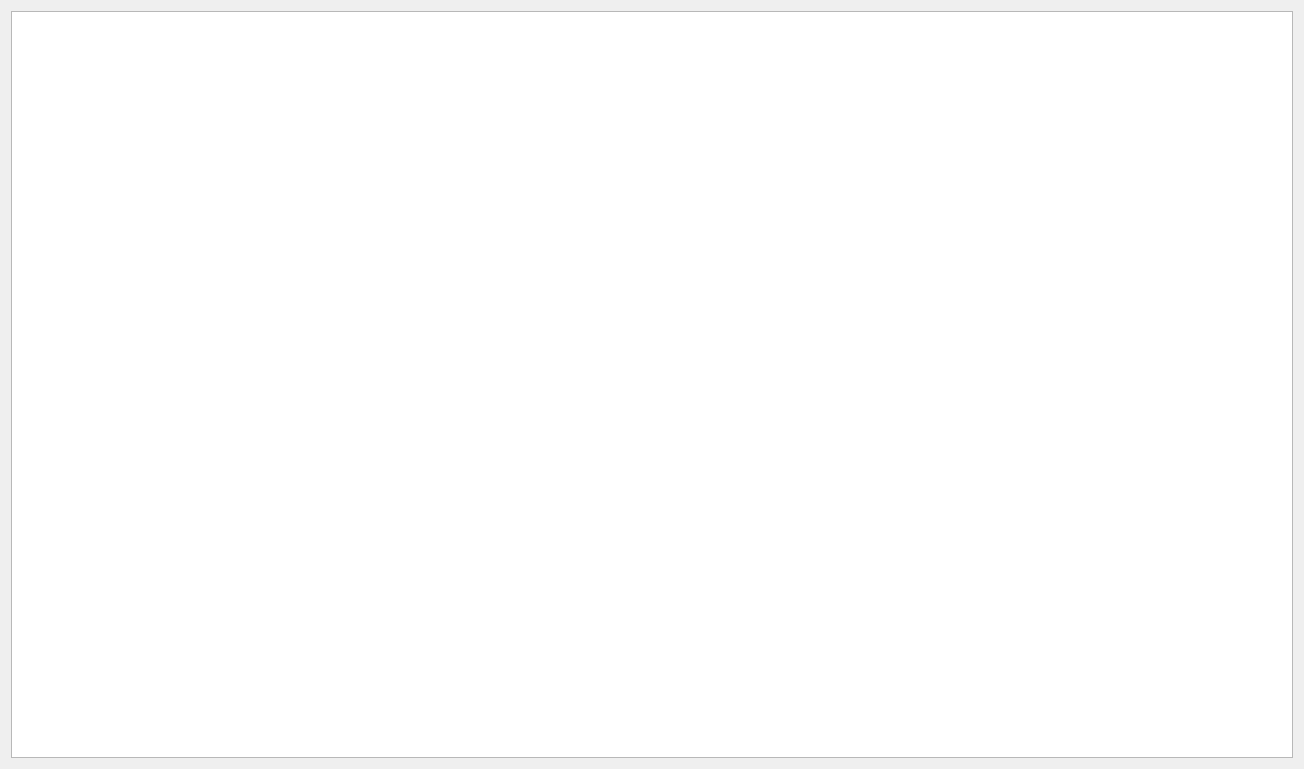
Before: the Qt Designer form VPaHMI/lab7/mainwindow.ui in MangriMen/SibSUTIS5semester, drawn with Qt 5.
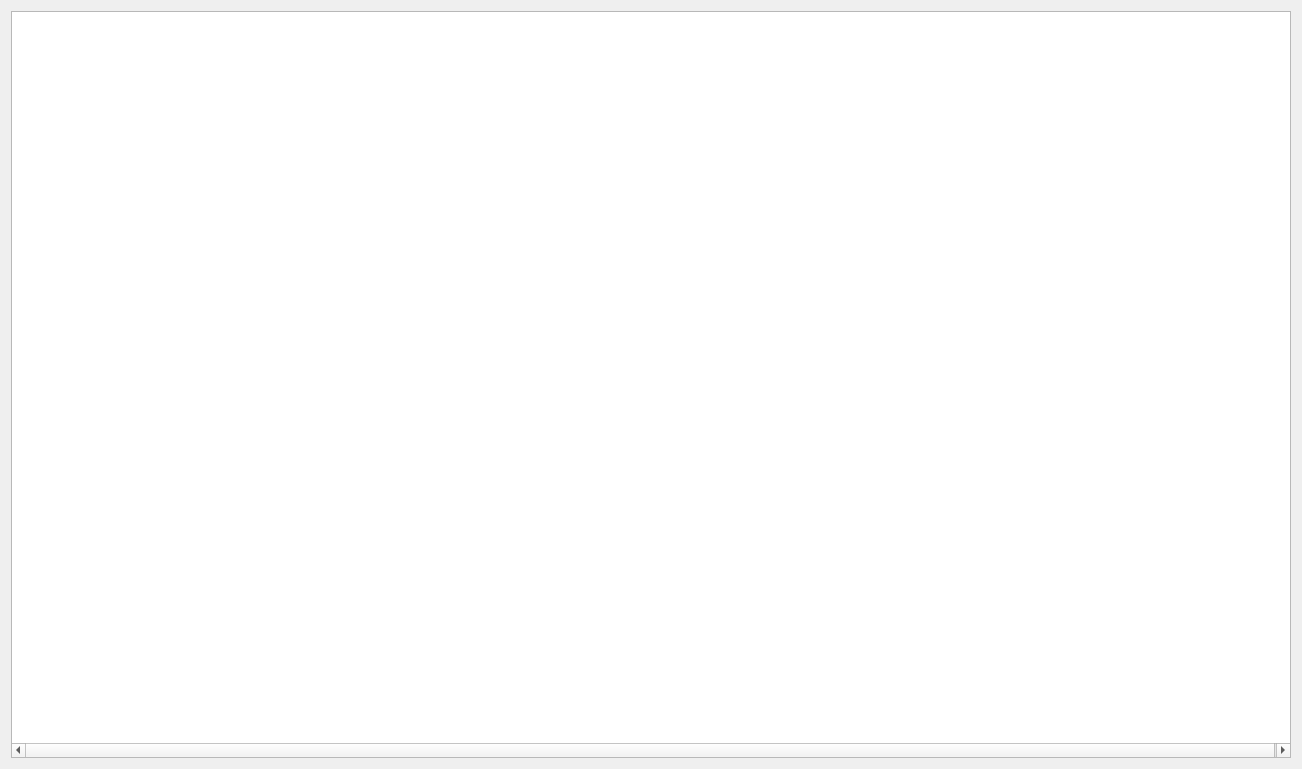
After: the same form once the commit is applied.

Commit message: VPaHMI lab7 changed minimum and start size

```diff
--- a/VPaHMI/lab7/mainwindow.ui
+++ b/VPaHMI/lab7/mainwindow.ui
@@ -19,8 +19,8 @@
      <widget class="QGraphicsView" name="graphicsView">
       <property name="minimumSize">
        <size>
-        <width>1282</width>
-        <height>722</height>
+        <width>962</width>
+        <height>542</height>
        </size>
       </property>
       <property name="verticalScrollBarPolicy">
```
The commit also changes 1 other file.
